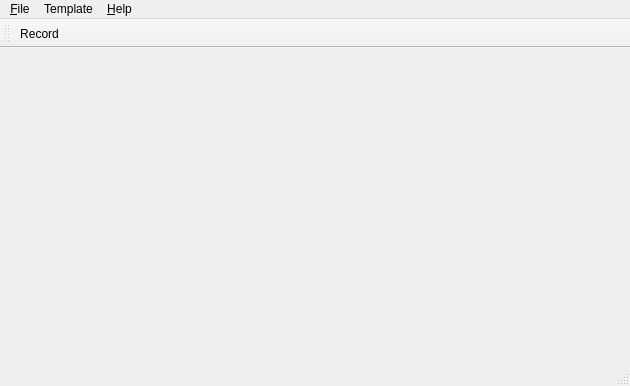
Above: lib/ui/mainUi.ui from wonkoderverstaendige/Spotter before the change. Below: the same form after it.
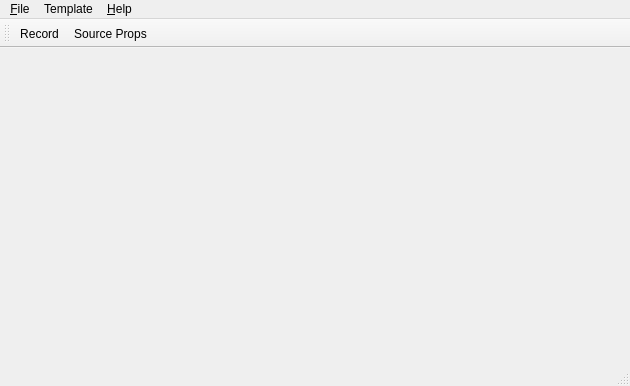
That is the form after the change. Icons and pictures are not drawn.

Commit message:
Preliminary source info button
Throws all CV_CAP_PROPS_* into the log

Diff of the .ui file:
```diff
--- a/lib/ui/mainUi.ui
+++ b/lib/ui/mainUi.ui
@@ -158,6 +158,7 @@
     <bool>false</bool>
    </attribute>
    <addaction name="actionRecord"/>
+   <addaction name="actionSourceProperties"/>
   </widget>
   <action name="actionE_xit">
    <property name="text">
@@ -260,6 +261,11 @@
     <string>Remove all</string>
    </property>
   </action>
+  <action name="actionSourceProperties">
+   <property name="text">
+    <string>Source Props</string>
+   </property>
+  </action>
  </widget>
  <resources>
   <include location="icons.qrc"/>
```
The commit also changes 3 other files.
